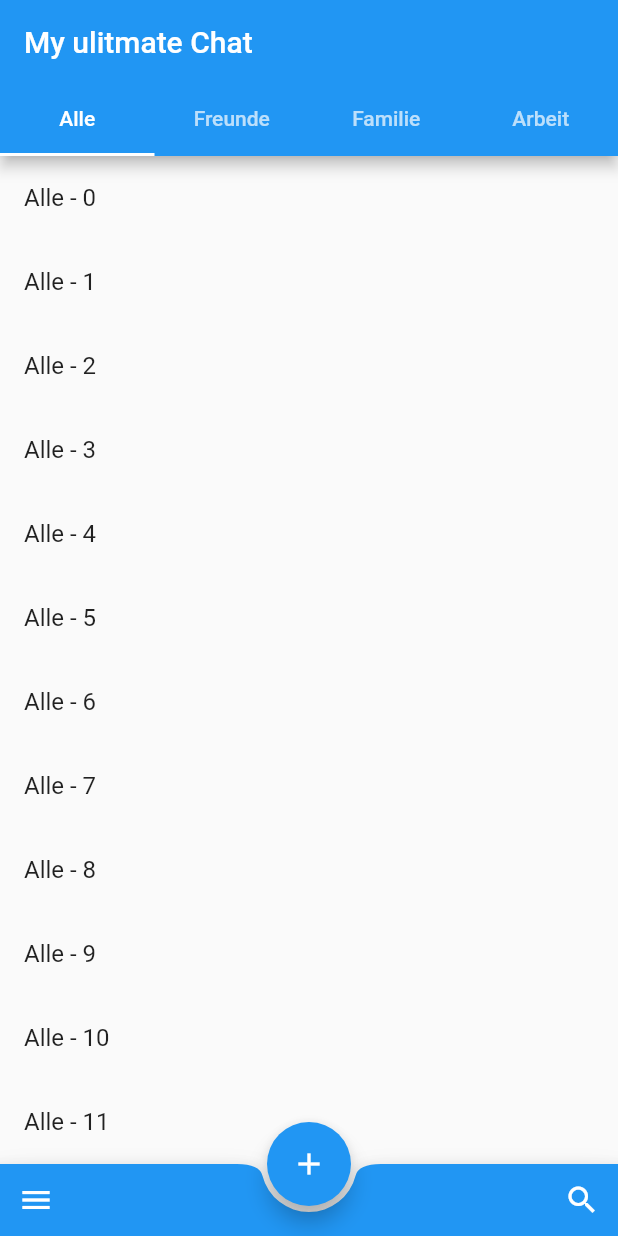
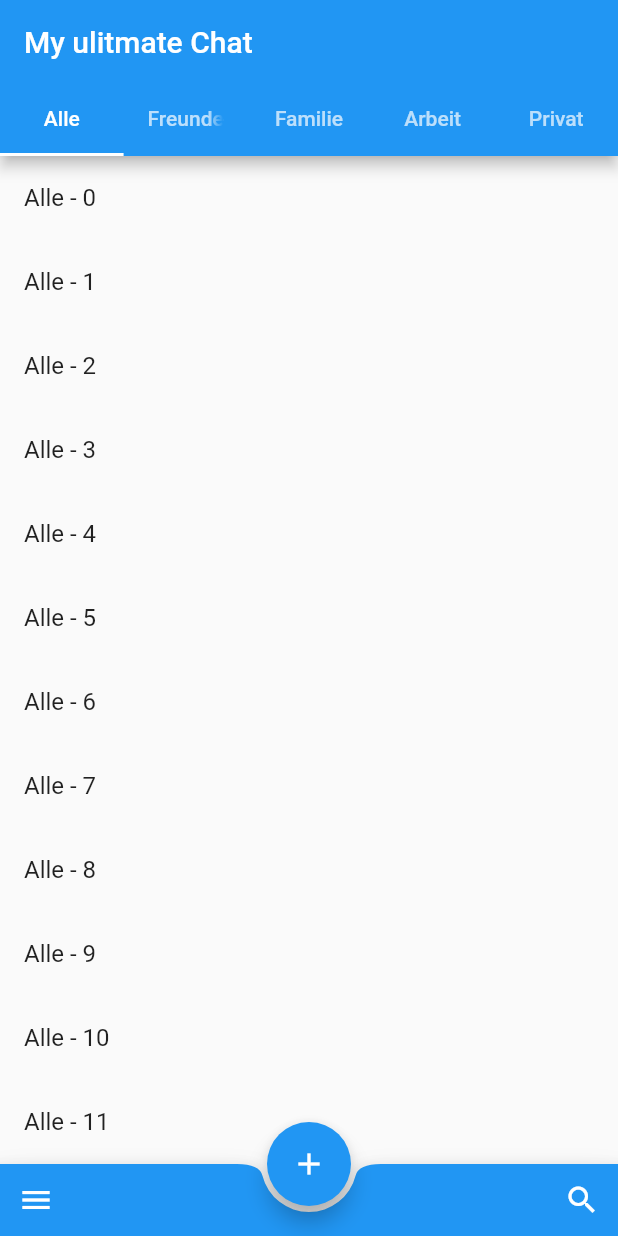
Before and after one commit to fuessner/Demo25BottomAppBar, a Flutter app: the screen it shows after launch, on a phone screen of 412 x 824 dp. Run offline on Flutter 3.47's test engine with Material 2 defaults, Android fonts, the phone set to English and light mode, and no system bars.

Commit message:
Added tab

```diff
--- a/lib/Tabbar.dart
+++ b/lib/Tabbar.dart
@@ -8,7 +8,8 @@ class TabBarDemo extends StatelessWidget {
       "Alle",
       "Freunde",
       "Familie",
-      "Arbeit"
+      "Arbeit",
+      "Privat"
     ];
     final list = List<String>.generate(1337, (index) => '$index');
 
```
